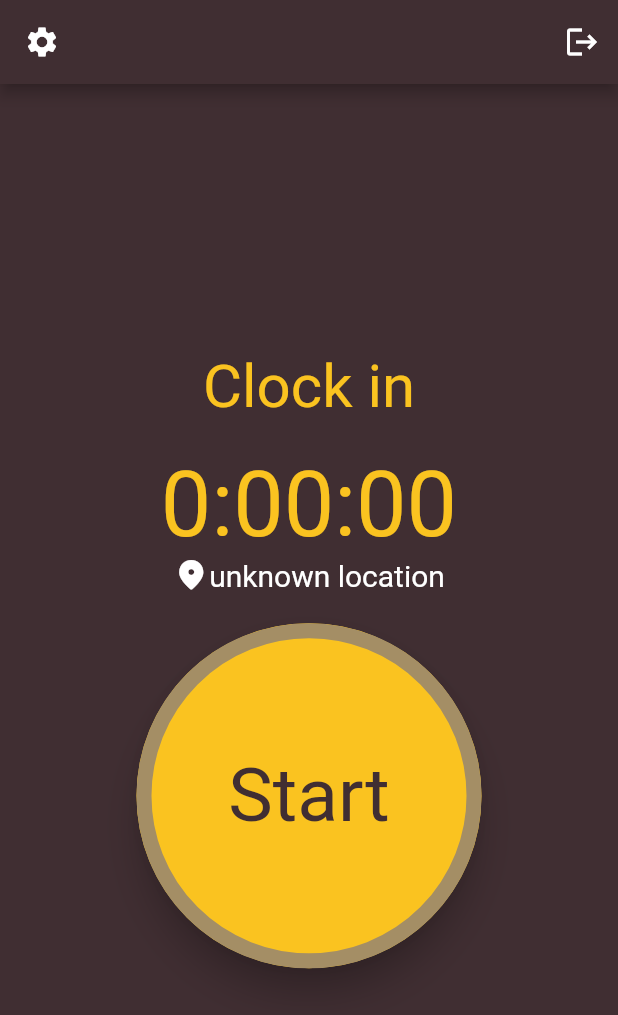
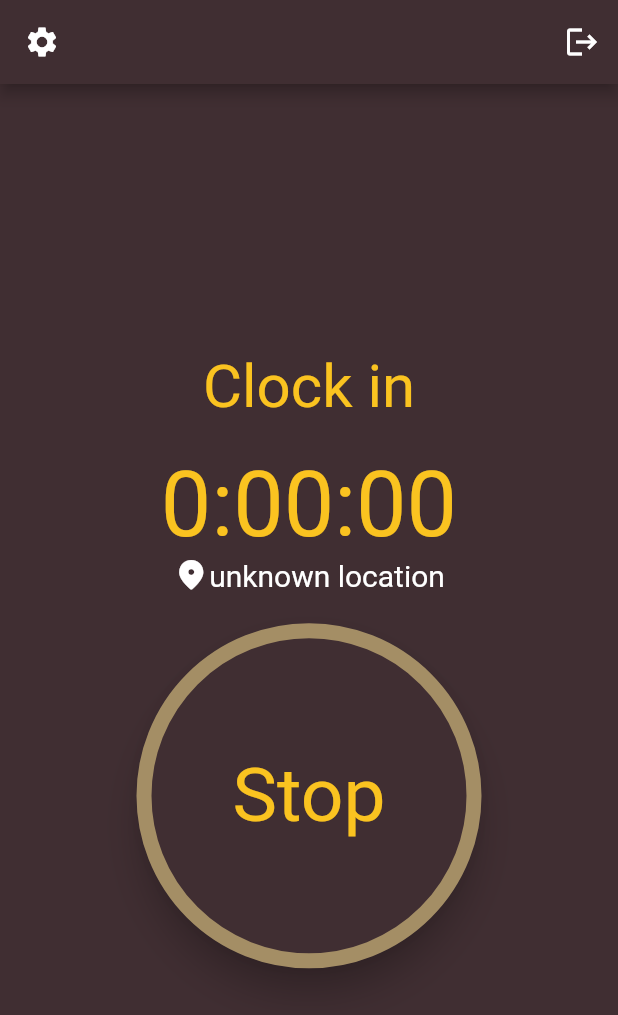
Before and after one commit to maria-gedye/Y3-timesheet-app, a Flutter app: the screen it shows once a user with an empty profile is signed in, after a tap on "Start", on a phone screen of 412 x 824 dp. Shown: the top 1015 px of the screen. Run offline on Flutter 3.47's test engine with Material 2 defaults, Android fonts, the light colour scheme and no system bars; our stand-ins replace firebase_auth, firebase_core, geolocator; accounts and stored records are empty.

Commit message:
timer button toggles start and stop

```diff
--- a/lib/components/my_textfield.dart
+++ b/lib/components/my_textfield.dart
@@ -1,3 +1,5 @@
+// ignore_for_file: prefer_typing_uninitialized_variables
+
 import 'package:flutter/material.dart';
 
 class MyTextField extends StatelessWidget {
--- a/lib/components/timer_button.dart
+++ b/lib/components/timer_button.dart
@@ -1,21 +1,76 @@
 import 'package:flutter/material.dart';
+import 'package:geolocator/geolocator.dart';
 
 class TimerButton extends StatefulWidget {
   final Function()? onTap;
-  final String text;
 
-  // implement three states - start, break, stop
-  const TimerButton({super.key, required this.onTap, required this.text});
+  // timer button has multiple styles
+  const TimerButton({
+    super.key,
+    required this.onTap,
+  });
 
   @override
   State<TimerButton> createState() => _TimerButtonState();
 }
 
 class _TimerButtonState extends State<TimerButton> {
+  // initially show start button
+  bool showStartButton = true;
+
+  // toggle between start and stop buttons
+  void toggleStartStop() {
+    setState(() {
+      showStartButton = !showStartButton;
+    });
+  }
+
   @override
   Widget build(BuildContext context) {
-    return GestureDetector(
-      onTap: widget.onTap,
-    );
+    ButtonStyle style = ElevatedButton.styleFrom(
+        textStyle: TextStyle(
+          fontSize: 50,
+        ),
+        backgroundColor: Color.fromRGBO(250, 195, 32, 1),
+        foregroundColor: Color.fromRGBO(64, 46, 50, 1),
+        fixedSize: Size.fromRadius(115),
+        shape: CircleBorder(),
+        shadowColor: Colors.black,
+        elevation: 10.0,
+        side: BorderSide(
+          color: Color.fromRGBO(164, 142, 101, 1),
+          width: 10.0,
+        )
+        );
+
+    if (showStartButton) {
+      return ElevatedButton(
+        onPressed: toggleStartStop,
+        style: style,
+        child: Text('Start'),
+      );
+    } else {
+      //return stop button
+      style = ElevatedButton.styleFrom(
+        textStyle: TextStyle(
+          fontSize: 50,
+        ),
+        backgroundColor: Color.fromRGBO(64, 46, 50, 1),
+        foregroundColor: Color.fromRGBO(250, 195, 32, 1),
+        fixedSize: Size.fromRadius(115),
+        shape: CircleBorder(),
+        shadowColor: Colors.black,
+        elevation: 10.0,
+        side: BorderSide(
+          color: Color.fromRGBO(164, 142, 101, 1),
+          width: 10.0,
+        )
+      );
+      return ElevatedButton(
+        onPressed: toggleStartStop,
+        style: style,
+        child: Text('Stop'),
+      );
+    }
   }
 }
--- a/lib/pages/home_page.dart
+++ b/lib/pages/home_page.dart
@@ -1,26 +1,20 @@
 import 'package:firebase_auth/firebase_auth.dart';
 import 'package:flutter/material.dart';
+import 'package:timesheet_app/components/timer_button.dart';
 
 class HomePage extends StatelessWidget {
   HomePage({super.key});
 
   final user = FirebaseAuth.instance.currentUser!;
-  final ButtonStyle style = ElevatedButton.styleFrom(
-      textStyle: TextStyle(
-        fontSize: 50,
-      ),
-      backgroundColor: Color.fromRGBO(250, 195, 32, 1),
-      foregroundColor: Color.fromRGBO(64, 46, 50, 1),
-      fixedSize: Size.fromRadius(115),
-      shape: CircleBorder(),
-      shadowColor: Colors.black,
-      elevation: 10.0,
-      side: BorderSide(color: Color.fromRGBO(164, 142, 101, 1), width: 10.0,));
 
   //sign user out method
   void signUserOut() {
     FirebaseAuth.instance.signOut();
   }
+
+  // get user location method
+  // start timer method
+  // stop or save timer methods?
 
   @override
   Widget build(BuildContext context) {
@@ -37,12 +31,11 @@ class HomePage extends StatelessWidget {
           leading: IconButton(onPressed: () {}, icon: Icon(Icons.settings)),
         ),
         body: SafeArea(
-          child: Center(
+            child: Center(
           child: SingleChildScrollView(
               child: Column(
             mainAxisAlignment: MainAxisAlignment.center,
             children: [
-
               // Clock in title
               Text('Clock in',
                   style: TextStyle(
@@ -63,7 +56,10 @@ class HomePage extends StatelessWidget {
               Row(
                 mainAxisAlignment: MainAxisAlignment.center,
                 children: [
-                  Icon(Icons.place_rounded, color: Colors.white,),
+                  Icon(
+                    Icons.place_rounded,
+                    color: Colors.white,
+                  ),
                   Text('unknown location',
                       style: TextStyle(
                         color: Colors.white,
@@ -74,12 +70,7 @@ class HomePage extends StatelessWidget {
               SizedBox(height: 20),
 
               // timer button (switches between start and stop)
-              ElevatedButton(
-                style: style,
-                onPressed: () {},
-                child: const Text('Start'),
-              ),
-
+              TimerButton(onTap: () {})
               // total hours worked card
 
               // Bottom Nav Bar with three buttons
@@ -88,7 +79,6 @@ class HomePage extends StatelessWidget {
               // time log? timesheet?
             ],
           )),
-          )
-        ));
+        )));
   }
 }
--- /dev/null
+++ b/lib/pages/location_page.dart
@@ -0,0 +1,10 @@
+import 'package:flutter/material.dart';
+
+class MyWidget extends StatelessWidget {
+  const MyWidget({super.key});
+
+  @override
+  Widget build(BuildContext context) {
+    return const Placeholder();
+  }
+}
--- a/lib/pages/login_page.dart
+++ b/lib/pages/login_page.dart
@@ -110,7 +110,7 @@ class _LoginPageState extends State<LoginPage> {
 
               SizedBox(height: 10),
 
-              // forgot password?
+              // TO DO: forgot password?
               // implement functionality for this
               Padding(
                 padding: const EdgeInsets.symmetric(horizontal: 25.0),
```
